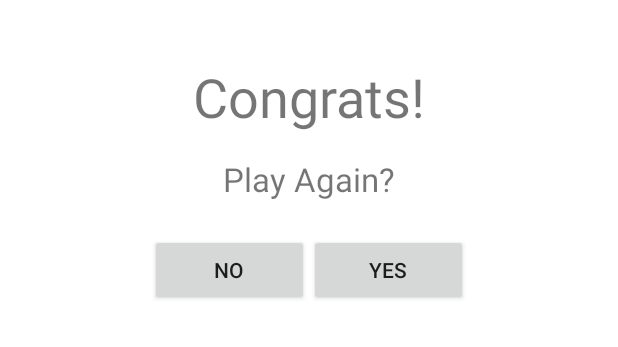
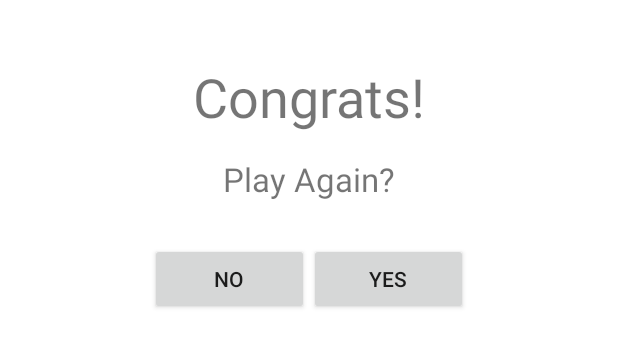
Before and after one commit to hanselgunawan/memory_game, an Android app: the layout try_again_activity.xml on its own in the app's theme, with its tools: preview values and no code run, on a phone screen of 412 x 824 dp. Shown: the top 347 px of the screen. Run offline under Robolectric (Android 15) with nearby library versions, the phone set to English and light mode, and no system bars.

```diff
--- a/app/src/main/res/layout/try_again_activity.xml
+++ b/app/src/main/res/layout/try_again_activity.xml
@@ -45,20 +45,22 @@
         app:layout_constraintEnd_toEndOf="parent"
         app:layout_constraintStart_toStartOf="parent"
         app:layout_constraintTop_toBottomOf="@+id/textView2"
-        app:layout_constraintVertical_bias="0.023">
+        app:layout_constraintVertical_bias="0.033">
 
         <Button
-            android:id="@+id/button"
+            android:id="@+id/noBtn"
             android:layout_width="wrap_content"
             android:layout_height="wrap_content"
             android:layout_weight="1"
+            android:onClick="onClickNo"
             android:text="No" />
 
         <Button
-            android:id="@+id/button2"
+            android:id="@+id/yesBtn"
             android:layout_width="wrap_content"
             android:layout_height="wrap_content"
             android:layout_weight="1"
+            android:onClick="onClickYes"
             android:text="Yes" />
     </LinearLayout>
 </android.support.constraint.ConstraintLayout>
```
Also changed, not shown: app/src/main/java/com/hanseltritama/memorygame/MainActivity.java (+19 -1 lines), app/src/main/res/layout/activity_main.xml (+12 -2 lines).
